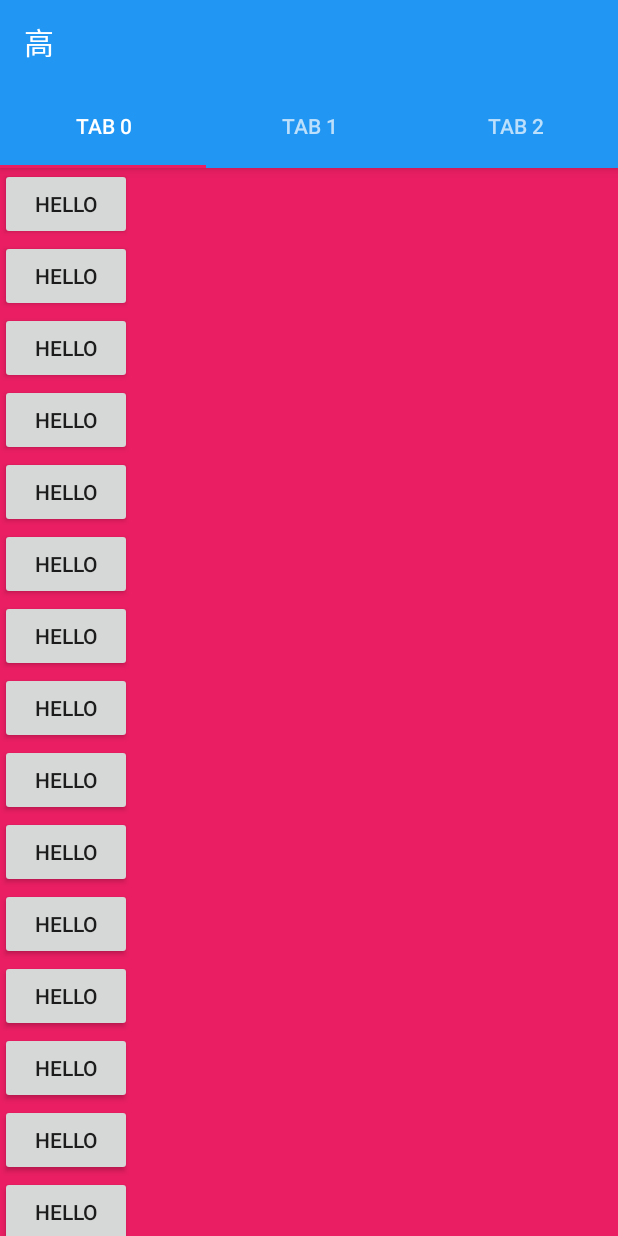
After one commit to goreycn/GGAndroidStudy, an Android app: the NamesFragment screen opened directly, with no data from a screen before it, on a phone screen of 412 x 824 dp. The commit adds this screen. Run offline under Robolectric (Android 15) with nearby library versions, the phone set to English and light mode, and no system bars; 2 statements that could not run were skipped.

Commit message:
ViewPager 代码接入

```diff
--- a/app/build.gradle
+++ b/app/build.gradle
@@ -36,6 +36,7 @@ android {
 dependencies {
     compile fileTree(include: ['*.jar'], dir: 'libs')
     compile 'com.android.support:appcompat-v7:24.2.1'
+    compile 'com.android.support:design:24.2.1'
 
     // Kotlin 支持
     compile "org.jetbrains.kotlin:kotlin-stdlib:$kotlin_version"
@@ -49,6 +50,10 @@ dependencies {
     compile 'org.jetbrains.anko:anko-design:0.9'
     compile 'org.jetbrains.anko:anko-recyclerview-v7:0.9'
 
+
+    // Constraint
+    compile 'com.android.support.constraint:constraint-layout:1.0.0-alpha8'
+
 }
 
 
--- a/app/src/main/AndroidManifest.xml
+++ b/app/src/main/AndroidManifest.xml
@@ -8,17 +8,17 @@
         android:label="@string/app_name"
         android:supportsRtl="true"
         android:theme="@style/AppTheme">
-
         <activity
             android:name=".MainActivity"
             android:screenOrientation="portrait"
             android:theme="@style/Theme.Start">
             <intent-filter>
                 <action android:name="android.intent.action.MAIN" />
+
                 <category android:name="android.intent.category.LAUNCHER" />
             </intent-filter>
         </activity>
-
+        <activity android:name=".activity.ViewPagerActivity" />
     </application>
 
 </manifest>
--- a/app/src/main/java/goreyjp/com/ggandroidstudy/MainActivity.kt
+++ b/app/src/main/java/goreyjp/com/ggandroidstudy/MainActivity.kt
@@ -7,7 +7,9 @@ import android.support.v7.widget.LinearLayoutManager
 import android.support.v7.widget.RecyclerView
 import android.view.*
 import android.widget.TextView
+import goreyjp.com.ggandroidstudy.activity.ViewPagerActivity
 import kotlinx.android.synthetic.main.activity_main.*
+import org.jetbrains.anko.intentFor
 import org.jetbrains.anko.onClick
 import org.jetbrains.anko.toast
 
@@ -41,7 +43,7 @@ class MainActivity : AppCompatActivity() {
 
 
         val menuArr = arrayListOf(
-                "Gank.io",
+                "ViewPager",
                 "Gank.io",
                 "Gank.io",
                 "Gank.io"
@@ -55,7 +57,12 @@ class MainActivity : AppCompatActivity() {
                 val lbTitle = vh.itemView.findViewById(R.id.textView) as TextView
                 lbTitle.text = menuArr[position]
                 vh.itemView.onClick {
-                    toast("click menu at row ${position} ")
+
+                    when (position) {
+                        0 -> startActivity(intentFor<ViewPagerActivity>())
+                        else -> toast("click menu at row ${position} ")
+                    }
+
                 }
             }
 
--- /dev/null
+++ b/app/src/main/java/goreyjp/com/ggandroidstudy/activity/ViewPagerActivity.kt
@@ -0,0 +1,45 @@
+package goreyjp.com.ggandroidstudy.activity
+
+import android.os.Bundle
+import android.support.v4.app.Fragment
+import android.support.v4.app.FragmentPagerAdapter
+import android.support.v7.app.AppCompatActivity
+import goreyjp.com.ggandroidstudy.R
+import goreyjp.com.ggandroidstudy.fragment.NamesFragment
+import goreyjp.com.ggandroidstudy.fragment.TitlesFragment
+import kotlinx.android.synthetic.main.activity_view_pager.*
+
+class ViewPagerActivity : AppCompatActivity() {
+
+    override fun onCreate(savedInstanceState: Bundle?) {
+        super.onCreate(savedInstanceState)
+
+        setContentView(R.layout.activity_view_pager)
+
+        setSupportActionBar(toolbar_names)
+
+
+        viewPager.adapter = object: FragmentPagerAdapter(supportFragmentManager) {
+
+            override fun getItem(position: Int): Fragment {
+                if (position == 1){
+                    return TitlesFragment()
+                }
+                else {
+                    return NamesFragment()
+                }
+            }
+
+            override fun getCount(): Int {
+                return 3
+            }
+
+            override fun getPageTitle(position: Int): CharSequence {
+                return "tab ${position}"
+            }
+        }
+
+
+        tabLayout.setupWithViewPager(viewPager)
+    }
+}
--- /dev/null
+++ b/app/src/main/java/goreyjp/com/ggandroidstudy/extesions/ActivityExt.kt
@@ -0,0 +1,8 @@
+package goreyjp.com.ggandroidstudy.extesions
+
+import android.support.v7.app.AppCompatActivity
+
+// 是否显示返回按钮
+fun AppCompatActivity.gg_showLeftBarButton(show:Boolean = true) {
+    supportActionBar?.setDisplayShowHomeEnabled(show)
+}
--- /dev/null
+++ b/app/src/main/java/goreyjp/com/ggandroidstudy/fragment/NamesFragment.kt
@@ -0,0 +1,61 @@
+package goreyjp.com.ggandroidstudy.fragment
+
+import android.graphics.Color
+import android.os.Bundle
+import android.support.v4.app.Fragment
+import android.view.LayoutInflater
+import android.view.View
+import android.view.ViewGroup
+import goreyjp.com.ggandroidstudy.R
+import kotlinx.android.synthetic.main.fragment_names.*
+import org.jetbrains.anko.backgroundColor
+import java.util.*
+
+
+open class NamesFragment():Fragment() {
+
+    override fun onCreateView(inflater: LayoutInflater?, container: ViewGroup?, savedInstanceState: Bundle?): View? {
+        return inflater?.inflate(R.layout.fragment_names, container, false)
+    }
+
+    override fun onStart() {
+        super.onStart()
+
+        listview.backgroundColor = Color.argb(255,Random().nextInt(255),Random().nextInt(255),Random().nextInt(255))
+
+
+//
+//        val titles = arrayListOf(
+//                "1",
+//                "=",
+//                "{",
+//                "addddd",
+//                "addddd",
+//                "addddd",
+//                "addddd",
+//                "addddd",
+//                "addddd",
+//                "addddd",
+//                "addddd",
+//                "addddd",
+//                "addddd",
+//                "addddd",
+//                "addddd",
+//                "addddd",
+//                "addddd",
+//                "addddd",
+//                "addddd",
+//                "addddd",
+//                "addddd",
+//                "addddd",
+//                "addddd",
+//                "addddd",
+//                "ab"
+//        )
+//
+//        listview.adapter = object: ArrayAdapter<String>(act, android.R.layout.simple_list_item_1, titles){}
+
+    }
+
+
+}
--- /dev/null
+++ b/app/src/main/java/goreyjp/com/ggandroidstudy/fragment/TitlesFragment.kt
@@ -0,0 +1,75 @@
+package goreyjp.com.ggandroidstudy.fragment
+
+import android.os.Bundle
+import android.support.v4.app.Fragment
+import android.support.v7.widget.LinearLayoutManager
+import android.support.v7.widget.RecyclerView
+import android.view.LayoutInflater
+import android.view.View
+import android.view.ViewGroup
+import android.widget.TextView
+import goreyjp.com.ggandroidstudy.GGViewHolder
+import goreyjp.com.ggandroidstudy.R
+import goreyjp.com.ggandroidstudy.activity.ViewPagerActivity
+import kotlinx.android.synthetic.main.frag_names_two.*
+import org.jetbrains.anko.onClick
+import org.jetbrains.anko.support.v4.act
+import org.jetbrains.anko.support.v4.intentFor
+import org.jetbrains.anko.support.v4.toast
+
+class TitlesFragment():Fragment() {
+
+    override fun onCreateView(inflater: LayoutInflater?, container: ViewGroup?, savedInstanceState: Bundle?): View? {
+        return inflater?.inflate(R.layout.frag_names_two, container, false)
+    }
+
+    override fun onStart() {
+        super.onStart()
+
+
+        val menuArr = arrayListOf(
+                "Test",
+                "Gank.io",
+                "Gank.io",
+                "Gank.io",
+                "Gank.io",
+                "Gank.io",
+                "Gank.io",
+                "Gank.io",
+                "Gank.io",
+                "Gank.io",
+                "Gank.io",
+                "Gank.io",
+                "Gank.io",
+                "Gank"
+        )
+
+        // 主体内容
+        recycleViewList.layoutManager = LinearLayoutManager(act)
+        recycleViewList.adapter = object: RecyclerView.Adapter<RecyclerView.ViewHolder?>() {
+            override fun onBindViewHolder(holder: RecyclerView.ViewHolder?, position: Int) {
+                val vh = holder as GGViewHolder
+                val lbTitle = vh.itemView.findViewById(R.id.textView) as TextView
+                lbTitle.text = menuArr[position]
+                vh.itemView.onClick {
+
+                    when (position) {
+                        0 -> startActivity(intentFor<ViewPagerActivity>())
+                        else -> toast("click menu at row ${position} ")
+                    }
+
+                }
+            }
+
+            override fun getItemCount(): Int {
+                return menuArr.count()
+            }
+
+            override fun onCreateViewHolder(parent: ViewGroup?, viewType: Int): RecyclerView.ViewHolder? {
+
+                val v = act.layoutInflater.inflate(R.layout.main_activity_cell, parent, false)
+                return GGViewHolder(v)
+            }
+        }
+    }
+}
--- /dev/null
+++ b/app/src/main/res/layout/activity_view_pager.xml
@@ -0,0 +1,45 @@
+<?xml version="1.0" encoding="utf-8"?>
+
+<!-- 主容器 -->
+<android.support.design.widget.CoordinatorLayout xmlns:android="http://schemas.android.com/apk/res/android"
+    xmlns:app="http://schemas.android.com/apk/res-auto"
+    android:layout_width="match_parent"
+    android:layout_height="match_parent">
+
+    <!-- 为了使用CoordinatorLayout 的特性, 要在Toolbar 外面套一个Layout -->
+    <android.support.design.widget.AppBarLayout
+        android:layout_width="match_parent"
+        android:layout_height="wrap_content">
+
+
+        <!-- Toolbar  layout_height:"?attr/actionBarSize" -->
+        <android.support.v7.widget.Toolbar
+            android:id="@+id/toolbar_names"
+            android:layout_width="match_parent"
+            android:layout_height="?attr/actionBarSize"
+            android:background="@color/colorPrimary"
+            app:layout_scrollFlags="scroll|enterAlways"
+            app:layout_collapseMode="pin"
+            app:popupTheme="@style/ThemeOverlay.AppCompat.Light"
+            app:theme="@style/ThemeOverlay.AppCompat.Dark.ActionBar" />
+
+
+        <!-- TabLayout -->
+        <android.support.design.widget.TabLayout
+            android:id="@+id/tabLayout"
+            android:layout_width="match_parent"
+            android:layout_height="?attr/actionBarSize"
+            app:theme="@style/ThemeOverlay.AppCompat.Dark.ActionBar" />
+
+    </android.support.design.widget.AppBarLayout>
+
+    <!-- ViewPager -->
+    <android.support.v4.view.ViewPager
+        android:id="@+id/viewPager"
+        android:layout_width="match_parent"
+        android:layout_height="match_parent"
+        android:background="@color/colorAccent"
+        app:layout_behavior="@string/appbar_scrolling_view_behavior" />
+
+
+</android.support.design.widget.CoordinatorLayout>
--- /dev/null
+++ b/app/src/main/res/layout/frag_names_two.xml
@@ -0,0 +1,8 @@
+<?xml version="1.0" encoding="utf-8"?>
+<android.support.v7.widget.RecyclerView
+    android:id="@+id/recycleViewList"
+    xmlns:android="http://schemas.android.com/apk/res/android"
+    android:layout_width="match_parent"
+    android:layout_height="match_parent">
+
+</android.support.v7.widget.RecyclerView>
--- /dev/null
+++ b/app/src/main/res/layout/fragment_names.xml
@@ -0,0 +1,115 @@
+<?xml version="1.0" encoding="utf-8"?>
+<android.support.v4.widget.NestedScrollView xmlns:android="http://schemas.android.com/apk/res/android"
+    android:layout_width="match_parent"
+    android:layout_height="match_parent">
+
+    <LinearLayout
+        android:id="@+id/listview"
+        android:layout_width="match_parent"
+        android:layout_height="wrap_content"
+        android:orientation="vertical">
+
+        <Button
+            android:layout_width="wrap_content"
+            android:layout_height="wrap_content"
+            android:text="Hello"/>
+        <Button
+            android:layout_width="wrap_content"
+            android:layout_height="wrap_content"
+            android:text="Hello"/>
+
+        <Button
+            android:layout_width="wrap_content"
+            android:layout_height="wrap_content"
+            android:text="Hello"/>
+
+        <Button
+            android:layout_width="wrap_content"
+            android:layout_height="wrap_content"
+            android:text="Hello"/>
+
+        <Button
+            android:layout_width="wrap_content"
+            android:layout_height="wrap_content"
+            android:text="Hello"/>
+
+        <Button
+            android:layout_width="wrap_content"
+            android:layout_height="wrap_content"
+            android:text="Hello"/>
+
+        <Button
+            android:layout_width="wrap_content"
+            android:layout_height="wrap_content"
+            android:text="Hello"/>
+
+        <Button
+            android:layout_width="wrap_content"
+            android:layout_height="wrap_content"
+            android:text="Hello"/>
+
+        <Button
+            android:layout_width="wrap_content"
+            android:layout_height="wrap_content"
+            android:text="Hello"/>
+
+        <Button
+            android:layout_width="wrap_content"
+            android:layout_height="wrap_content"
+            android:text="Hello"/>
+
+        <Button
+            android:layout_width="wrap_content"
+            android:layout_height="wrap_content"
+            android:text="Hello"/>
+
+        <Button
+            android:layout_width="wrap_content"
+            android:layout_height="wrap_content"
+            android:text="Hello"/>
+
+        <Button
+            android:layout_width="wrap_content"
+            android:layout_height="wrap_content"
+            android:text="Hello"/>
+
+        <Button
+            android:layout_width="wrap_content"
+            android:layout_height="wrap_content"
+            android:text="Hello"/>
+
+        <Button
+            android:layout_width="wrap_content"
+            android:layout_height="wrap_content"
+            android:text="Hello"/>
+
+        <Button
+            android:layout_width="wrap_content"
+            android:layout_height="wrap_content"
+            android:text="Hello"/>
+
+        <Button
+            android:layout_width="wrap_content"
+            android:layout_height="wrap_content"
+            android:text="Hello"/>
+
+        <Button
+            android:layout_width="wrap_content"
+            android:layout_height="wrap_content"
+            android:text="Hello"/>
+
+        <Button
+            android:layout_width="wrap_content"
+            android:layout_height="wrap_content"
+            android:text="Hello"/>
+
+
+
+    </LinearLayout>
+
+    <!--<ListView xmlns:android="http://schemas.android.com/apk/res/android"-->
+        <!--android:id="@+id/listview"-->
+        <!--android:layout_width="match_parent"-->
+        <!--android:layout_height="500dp" />-->
+
+</android.support.v4.widget.NestedScrollView>
--- a/app/src/main/res/values/dimens.xml
+++ b/app/src/main/res/values/dimens.xml
@@ -2,4 +2,5 @@
     <!-- Default screen margins, per the Android Design guidelines. -->
     <dimen name="activity_horizontal_margin">16dp</dimen>
     <dimen name="activity_vertical_margin">16dp</dimen>
+    <dimen name="app_bar_height">256dp</dimen>
 </resources>
```
